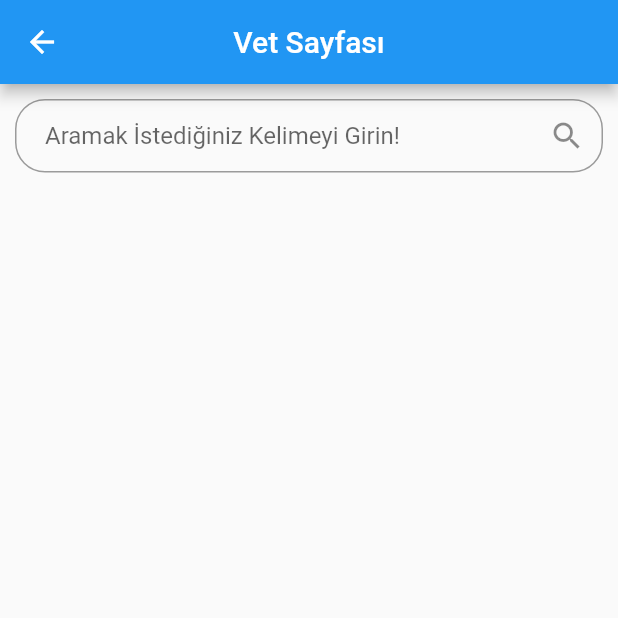
After one commit to ElanurToptas/ANTHELION, a Flutter app: the screen it shows after launch, after a tap on "Go to Vet Page", on a phone screen of 412 x 824 dp, the top half of it. The commit adds this screen. Run offline on Flutter 3.47's test engine with Material 2 defaults, Android fonts, the phone set to English and light mode, and no system bars; our stand-ins replace cloud_firestore, firebase_core; accounts and stored records are empty.

Commit message:
Vet_List_UI

```diff
--- a/lib/main.dart
+++ b/lib/main.dart
@@ -1,5 +1,6 @@
 import 'package:firebase_core/firebase_core.dart';
 import 'package:flutter/material.dart';
+import 'package:petcare/vet_list.dart';
 import 'firebase_options.dart';
 
 void main() async {
@@ -28,8 +29,18 @@ class MyHomePage extends StatelessWidget {
       appBar: AppBar(
         title: Text('Home Page'),
       ),
-      body: Center(
-        child: Text('Hello, World!'),
+      body: Column(
+        children: [
+          ElevatedButton(
+            onPressed: () {
+              Navigator.push(
+                context,
+                MaterialPageRoute(builder: (context) => VetPage()),
+              );
+            },
+            child: Text('Go to Vet Page'),
+          ),
+        ],
       ),
     );
   }
--- /dev/null
+++ b/lib/vet_list.dart
@@ -0,0 +1,107 @@
+import 'package:cloud_firestore/cloud_firestore.dart';
+import 'package:flutter/material.dart';
+
+import 'main.dart';
+
+
+class VetPage extends StatefulWidget {
+  const VetPage({Key? key});
+
+  @override
+  State<VetPage> createState() => _VetPageState();
+}
+
+class _VetPageState extends State<VetPage> {
+  var collection = FirebaseFirestore.instance.collection("Vet");
+  late List<Map<String, dynamic>> items = [];
+  bool isLoaded = false;
+
+  void _incrementCounter() async {
+    List<Map<String, dynamic>> tempList = [];
+    var data = await collection.get();
+    data.docs.forEach((element) {
+      tempList.add(element.data());
+    });
+
+    setState(() {
+      items = tempList;
+      isLoaded = true;
+    });
+  }
+
+  @override
+  void initState() {
+    super.initState();
+    _incrementCounter();
+  }
+
+  @override
+  Widget build(BuildContext context) {
+    return MaterialApp(
+      home: Scaffold(
+        appBar: AppBar(
+          centerTitle: true,
+          title: Text("Vet Sayfası"),
+          leading: IconButton(
+            icon: Icon(Icons.arrow_back),
+            onPressed: () {
+              Navigator.push(context, MaterialPageRoute(builder: (context) {
+                return MyApp();
+              }));
+            },
+          ),
+          // Diğer AppBar özellikleri
+        ),
+        body: Padding(
+          padding: const EdgeInsets.all(10),
+          child: Column(
+            children: [
+              TextField(
+                decoration: InputDecoration(
+                  contentPadding: const EdgeInsets.symmetric(
+                      vertical: 15.0, horizontal: 20),
+                  hintText: "Aramak İstediğiniz Kelimeyi Girin!",
+                  suffixIcon: const Icon(Icons.search),
+                  border: OutlineInputBorder(
+                    borderRadius: BorderRadius.circular(20.0),
+                    borderSide: const BorderSide(),
+                  ),
+                ),
+              ),
+              const SizedBox(
+                height: 45,
+              ),
+              Expanded(
+                child: ListView.builder(
+                  itemCount: items.length,
+                  itemBuilder: (context, index) {
+                    return Padding(
+                      padding: const EdgeInsets.all(10),
+                      child: ListTile(
+                        shape: RoundedRectangleBorder(
+                            side: const BorderSide(width: 2),
+                            borderRadius: BorderRadius.circular(20)),
+                            leading: const CircleAvatar(
+                              backgroundColor:  Color(0xff6ae792),
+                            ),
+                            title: Row(
+                              children: [
+                                Text(items[index]["name"]?? "Veri YOK"),
+                                SizedBox(width:10,),
+                                Text(items[index]["İŞ"]?? "Veri YOK"),
+
+                              ],
+                            ),
+                      ),
+                    );
+                  },
+                ),
+              ),
+            ],
+          ),
+        ),
+        // Diğer Scaffold içeriği
+      ),
+    );
+  }
+}
--- a/pubspec.yaml
+++ b/pubspec.yaml
@@ -39,6 +39,10 @@ dependencies:
   cloud_firestore: ^4.8.1
   firebase_auth: ^4.6.3
   firebase_storage: ^11.2.3
+  firebase_storage_web: ^3.6.3
+  google_fonts: ^5.0.1
+  http: ^1.0.0
+
 
 dev_dependencies:
   flutter_test:
```
Also changed, not shown: lib/tasarım_UI/bottom_bar.dart (added), lib/tasarım_UI/tema.dart (added).
